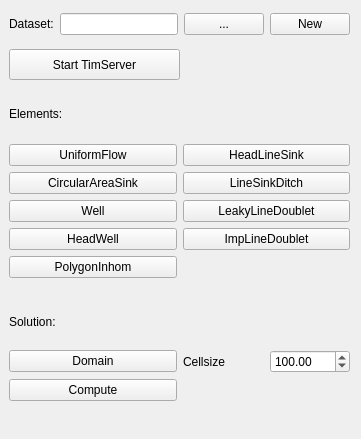
The window that plugin/qgistim/qt/qgistim_dockwidget_base.ui (Deltares/QGIS-Tim) describes before a commit, drawn with Qt 5.
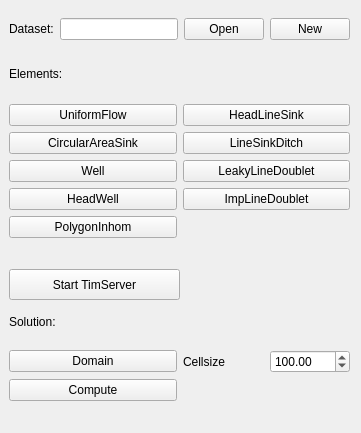
The same window after the commit.

Commit message: CircularAreaSink -> CircAreaSink

What changed in the file:
```diff
--- a/plugin/qgistim/qt/qgistim_dockwidget_base.ui
+++ b/plugin/qgistim/qt/qgistim_dockwidget_base.ui
@@ -7,7 +7,7 @@
     <x>0</x>
     <y>0</y>
     <width>361</width>
-    <height>439</height>
+    <height>433</height>
    </rect>
   </property>
   <property name="windowTitle">
@@ -23,7 +23,7 @@
          <x>0</x>
          <y>0</y>
          <width>341</width>
-         <height>31</height>
+         <height>41</height>
         </rect>
        </property>
        <layout class="QGridLayout" name="gridLayout_2">
@@ -47,7 +47,7 @@
         <item row="0" column="2">
          <widget class="QPushButton" name="openGeopackageButton">
           <property name="text">
-           <string>...</string>
+           <string>Open</string>
           </property>
          </widget>
         </item>
@@ -57,7 +57,7 @@
        <property name="geometry">
         <rect>
          <x>0</x>
-         <y>80</y>
+         <y>40</y>
          <width>341</width>
          <height>189</height>
         </rect>
@@ -199,7 +199,7 @@
        <property name="geometry">
         <rect>
          <x>0</x>
-         <y>40</y>
+         <y>260</y>
          <width>171</width>
          <height>31</height>
         </rect>
```
Left out of the diff: 16 changed lines with no effect on the pictures. The commit also changes 2 other files.
